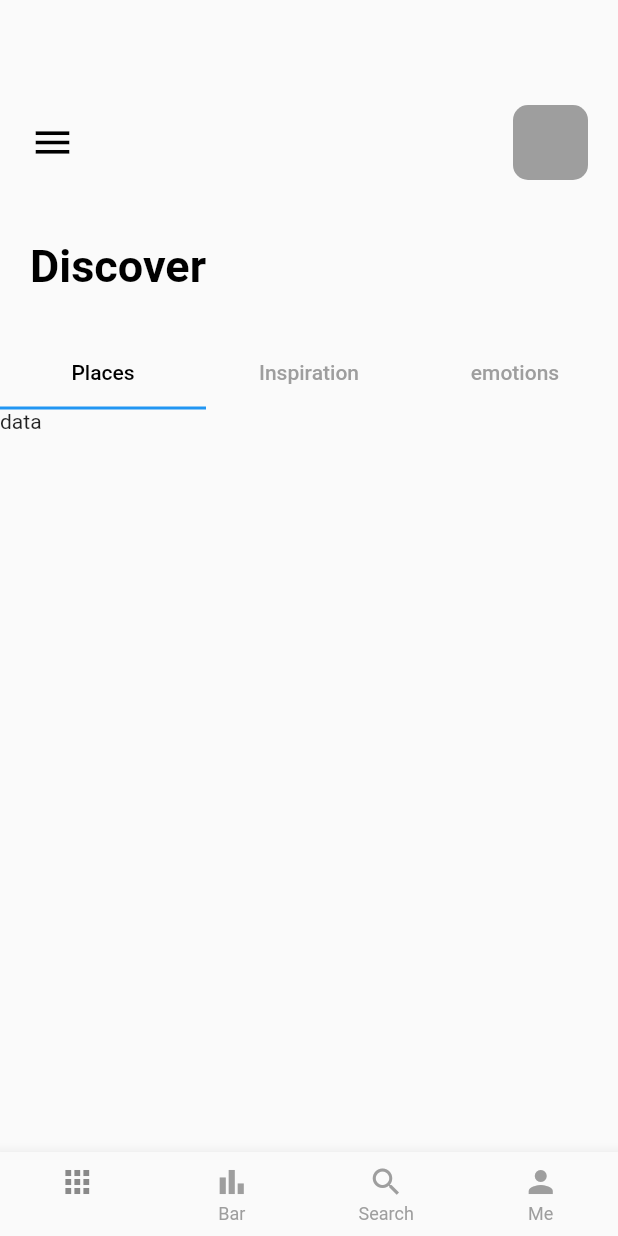
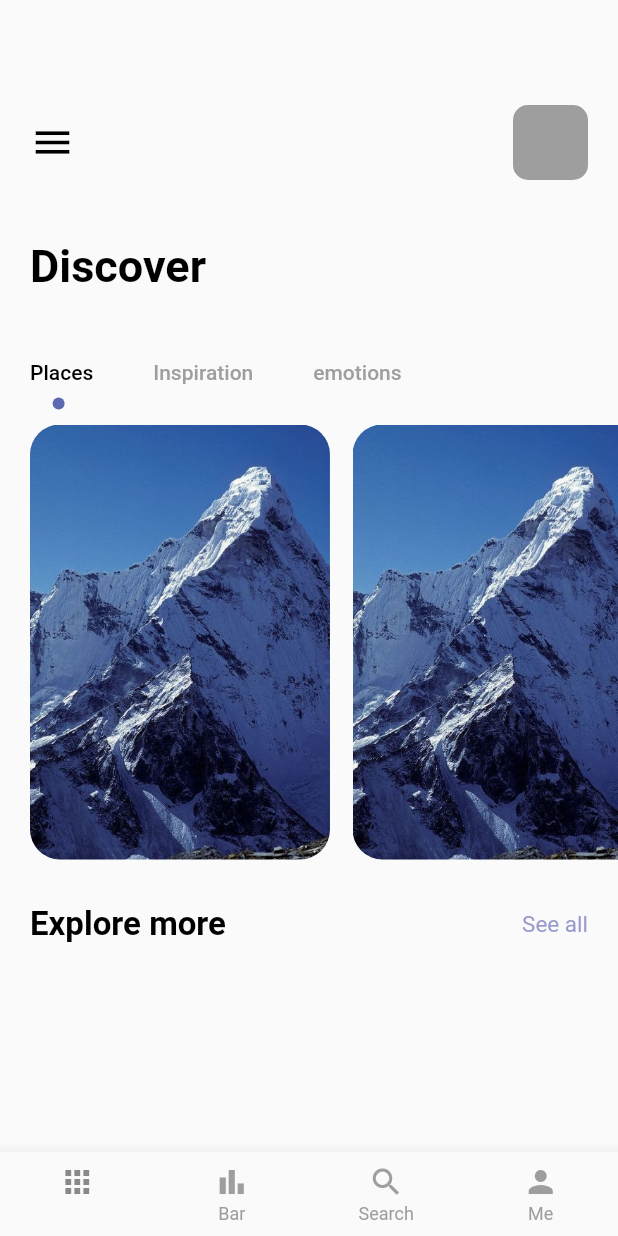
Before and after one commit to picasso653/travel_app, a Flutter app: the screen it shows after launch, on a phone screen of 412 x 824 dp. Run offline on Flutter 3.47's test engine with Material 2 defaults, Android fonts, the phone set to English and light mode, and no system bars; our stand-ins replace get; missing offline and left inert: dart:ffi.

Commit message:
Working on the home page

```diff
--- a/lib/pages/nav_pages/home_page.dart
+++ b/lib/pages/nav_pages/home_page.dart
@@ -3,7 +3,9 @@
 import 'package:flutter/material.dart';
 import 'package:flutter/src/widgets/container.dart';
 import 'package:flutter/src/widgets/framework.dart';
+import 'package:travle_app/misc/colors.dart';
 import 'package:travle_app/widgets/app_large_text.dart';
+import 'package:travle_app/widgets/app_text.dart';
 
 class HomePage extends StatefulWidget {
   const HomePage({super.key});
@@ -53,10 +55,16 @@
           const SizedBox(height: 30),
           // ignore: avoid_unnecessary_containers
           Container(
-            child:  TabBar(
+              child: Align(
+            alignment: Alignment.centerLeft,
+            child: TabBar(
+                isScrollable: true,
+                labelPadding: const EdgeInsets.only(left: 20, right: 20),
                 controller: _tabController,
                 labelColor: Colors.black,
                 unselectedLabelColor: Colors.grey,
+                indicator:
+                    CircleTabIndicator(color: AppColors.mainColor, radius: 4),
                 tabs: const [
                   Tab(
                     text: "Places",
@@ -68,17 +76,76 @@
                     text: "emotions",
                   ),
                 ]),
-          ),
-          // ignore: avoid_unnecessary_containers
+          )),
+          // ignore: avoid_unnecessary_containers, sized_box_for_whitespace
           Container(
+            padding: const EdgeInsets.only(left: 20),
             height: 300,
             width: double.maxFinite,
-            child:  TabBarView(
-              controller: _tabController,
-              children: const [Text("data"), Text("data"), Text("data")]),
-          )
+            child: TabBarView(controller: _tabController, children: [
+              ListView.builder(
+                itemCount: 3,
+                scrollDirection: Axis.horizontal,
+                itemBuilder: (BuildContext context, int index) {
+                  return Container(
+                    margin: const EdgeInsets.only(right: 15, top: 10),
+                    width: 200,
+                    height: 300,
+                    decoration: BoxDecoration(
+                      borderRadius: BorderRadius.circular(20),
+                      image: const DecorationImage(
+                          image: AssetImage('img/mountain.jpeg'),
+                          fit: BoxFit.cover),
+                    ),
+                  );
+                },
+              ),
+              const Text("data"),
+              const Text("data")
+            ]),
+          ),
+          const SizedBox(height: 30,),
+          Container(
+            margin: const EdgeInsets.symmetric(horizontal: 20),
+            child: Row(
+              mainAxisAlignment: MainAxisAlignment.spaceBetween,
+            children: [
+              AppLargeText(text: "Explore more", size: 22,),
+              AppText(text: "See all", color: AppColors.textColor1,)
+            ],
+          ),
+          ),
         ],
       ),
     );
   }
 }
+
+class CircleTabIndicator extends Decoration {
+  final Color color;
+  double radius;
+  CircleTabIndicator({required this.color, required this.radius});
+
+  @override
+  BoxPainter createBoxPainter([VoidCallback? onChanged]) {
+    // TODO: implement createBoxPainter
+    return _CirclePainter(color: color, radius: radius);
+  }
+}
+
+class _CirclePainter extends BoxPainter {
+  final Color color;
+  double radius;
+  _CirclePainter({required this.color, required this.radius});
+  @override
+  void paint(Canvas canvas, Offset offset, ImageConfiguration configuration) {
+    // TODO: implement paint
+    Paint _paint = Paint();
+    _paint.color = color;
+    _paint.isAntiAlias = true;
+    final Offset CircleOffset = Offset(
+        configuration.size!.width / 2 - radius / 2,
+        configuration.size!.height - radius);
+    canvas.drawCircle(offset + CircleOffset, radius, _paint);
+  }
+}
```
Lines whose indentation alone changed are shown as unchanged.
